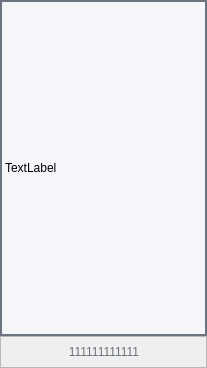
First picture: the form in phoneitemwidget.ui, repository ZhouMei20220810/TEST, before the edit.
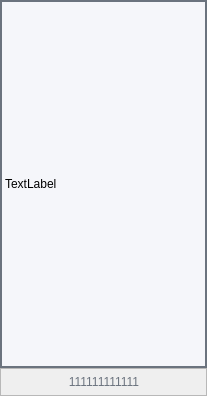
Second picture: the form after the edit. Icons and pictures are not drawn.

Diff of the .ui file:
```diff
--- a/phoneitemwidget.ui
+++ b/phoneitemwidget.ui
@@ -7,7 +7,7 @@
     <x>0</x>
     <y>0</y>
     <width>207</width>
-    <height>368</height>
+    <height>396</height>
    </rect>
   </property>
   <property name="windowTitle">
@@ -61,7 +61,7 @@
      <property name="maximumSize">
       <size>
        <width>16777215</width>
-       <height>32</height>
+       <height>28</height>
       </size>
      </property>
      <property name="frameShape">
```
